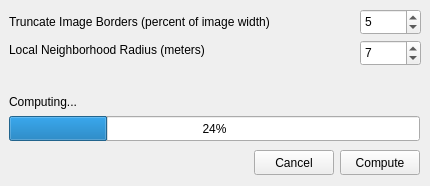
Old version of the form analysis_module_temperatures.ui in the repository LukasBommes/PV-Hawk-Viewer.
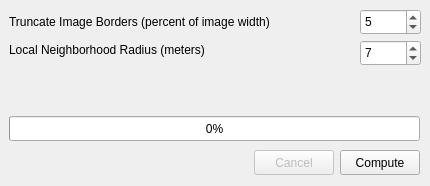
New version of the form.

Commit message: adde first version of temperature analysis

The edit to the form file:
```diff
--- a/analysis_module_temperatures.ui
+++ b/analysis_module_temperatures.ui
@@ -33,6 +33,9 @@
    </property>
   </widget>
   <widget class="QPushButton" name="pushButtonCancel">
+   <property name="enabled">
+    <bool>false</bool>
+   </property>
    <property name="geometry">
     <rect>
      <x>254</x>
@@ -84,7 +87,7 @@
     </rect>
    </property>
    <property name="value">
-    <number>24</number>
+    <number>0</number>
    </property>
   </widget>
   <widget class="QLabel" name="progressLabel">
@@ -97,7 +100,7 @@
     </rect>
    </property>
    <property name="text">
-    <string>Computing...</string>
+    <string/>
    </property>
   </widget>
   <widget class="QLabel" name="label_3">
```
The commit also changes 3 other files.
